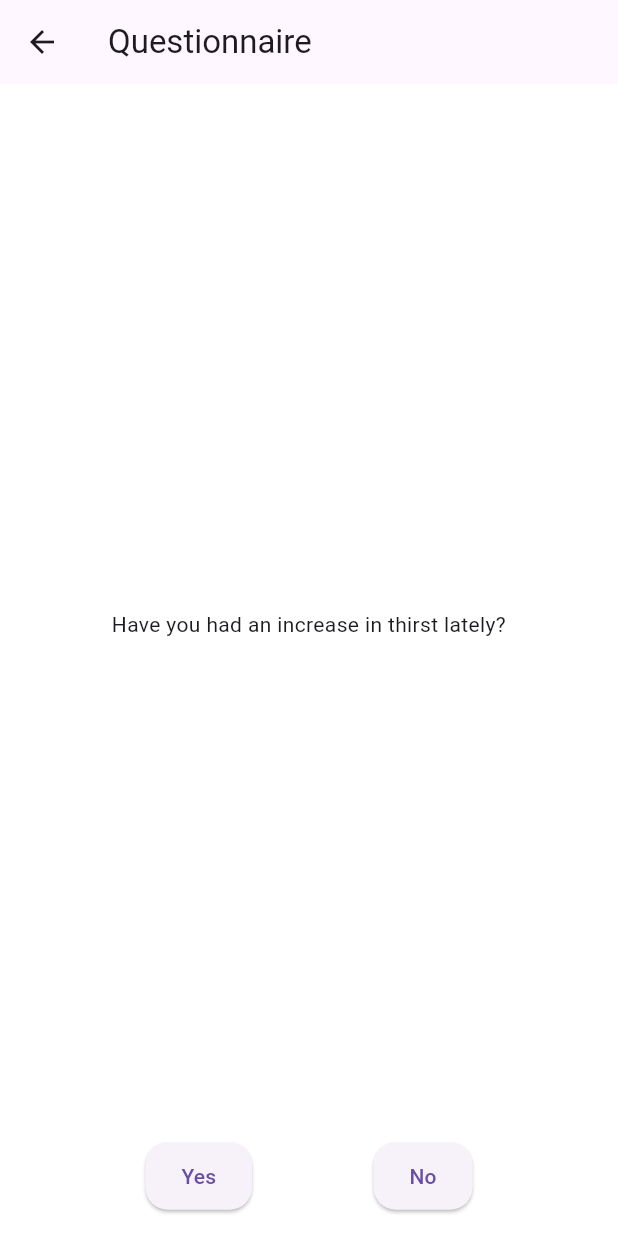
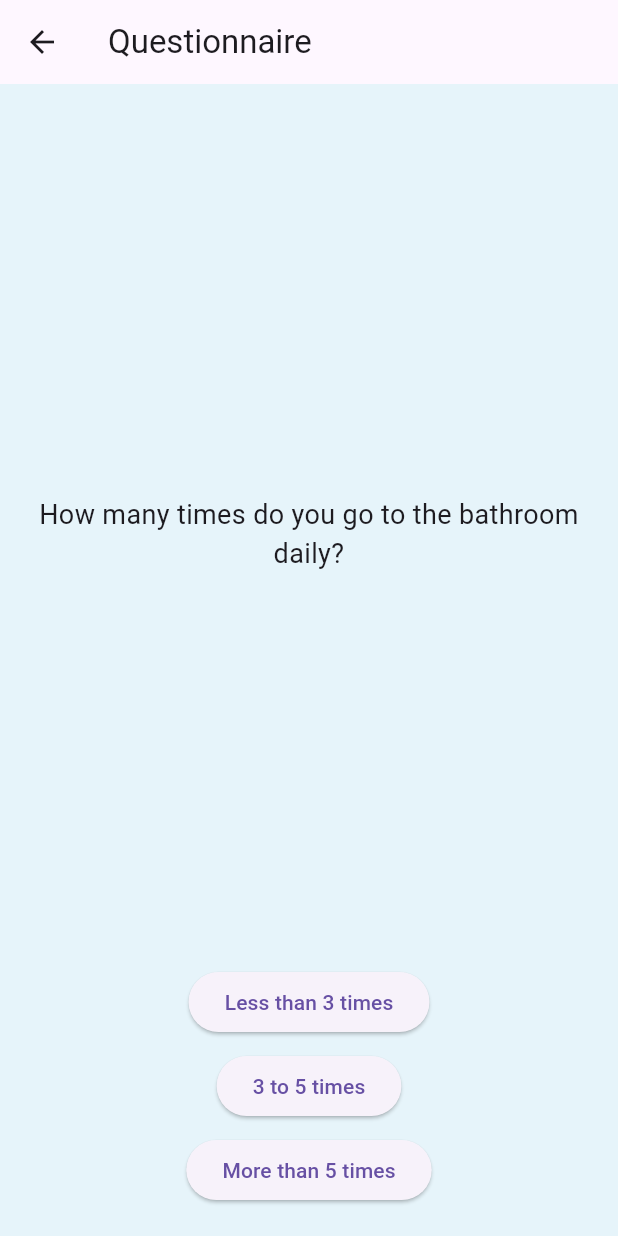
Before and after one commit to CristopherZambrano/medi_pro_vision, a Flutter app: the DiagnosticoScreem screen opened directly, after a tap on "New Diagnosis", on a phone screen of 412 x 824 dp. Run offline on Flutter 3.47's test engine with Material 3 defaults, Android fonts, the phone set to English and light mode, and no system bars; our stand-ins replace shared_preferences; accounts and stored records are empty; network calls fail.

Commit message:
Cuestionario arreglado

```diff
--- a/lib/Global/coneption.dart
+++ b/lib/Global/coneption.dart
@@ -1,3 +1,3 @@
 class ApiConsume {
-  static const String urlApi = 'https://64f4-210-211-56-90.ngrok-free.app/api';
+  static const String urlApi = 'https://ecd0-210-211-56-90.ngrok-free.app/api';
 }
--- a/lib/Screems/Diagnosticos.dart
+++ b/lib/Screems/Diagnosticos.dart
@@ -50,7 +50,8 @@ class _DiagnosticoScreemState extends State<DiagnosticoScreem> {
     SharedPreferences prefs = await SharedPreferences.getInstance();
     if (response.code == 1) {
       setState(() {
-        user = user.parseUserString(response.data);
+        print(response.data.toString());
+        user = user.parseUserString(response.data.toString());
         prefs.setString("Patient", id);
         isPatient = true;
         _foundPatient = user;
--- a/lib/Screems/Questionary.dart
+++ b/lib/Screems/Questionary.dart
@@ -2,41 +2,15 @@ import 'package:flutter/material.dart';
 import 'package:medi_pro_vision/Screems/Diagnosticos.dart';
 import 'package:medi_pro_vision/Screems/Resultado.dart';
 import 'package:medi_pro_vision/Widgets/dialogs.dart';
-import 'package:medi_pro_vision/Widgets/new_widget.dart';
 import 'package:shared_preferences/shared_preferences.dart';
 
 class Questionary extends StatelessWidget {
-  Map<String, Color> customTheme = {
-    'primary': const Color(0xFF205ACF),
-    'primaryVariant': const Color(0xFF2DA537),
-    'secondary': const Color(0xFF000000),
-    'scaffoldBackgroundColor': const Color(0xFFFFFFFF),
-  };
-
-  Questionary({Key? key}) : super(key: key);
+  const Questionary({Key? key}) : super(key: key);
 
   @override
   Widget build(BuildContext context) {
     return MaterialApp(
-      theme: ThemeData(
-        primaryColor: customTheme['primary'],
-        primaryColorDark: customTheme['primaryVariant'],
-        scaffoldBackgroundColor: customTheme['scaffoldBackgroundColor'],
-        elevatedButtonTheme: ElevatedButtonThemeData(
-          style: ElevatedButton.styleFrom(
-            fixedSize: const Size.fromHeight(45),
-            shape: RoundedRectangleBorder(
-              borderRadius: BorderRadius.circular(15),
-            ),
-          ),
-        ),
-        inputDecorationTheme: InputDecorationTheme(
-          border: OutlineInputBorder(
-            borderRadius: BorderRadius.circular(15),
-            borderSide: BorderSide(color: customTheme['secondary']!),
-          ),
-        ),
-      ),
+      theme: ThemeData(scaffoldBackgroundColor: const Color(0xFFE6F4FA)),
       home: QuestionnaireScreen(),
     );
   }
@@ -48,37 +22,166 @@ class QuestionnaireScreen extends StatefulWidget {
 }
 
 class _QuestionnaireScreenState extends State<QuestionnaireScreen> {
-  TextEditingController numericText = TextEditingController();
   int currentQuestionIndex = 0;
   int pedigree = 0;
   List<int> answer = [];
-  final List<String> questions = [
-    'Have you had an increase in thirst lately?', // Yes or No
-    'Do you go to the bathroom more frequently?',
-    'Have you ever felt tired or fatigued?',
-    'Have you lost weight lately?',
-    'Have you ever seen blurry?',
-    'Do your wounds take time to heal?',
-    'Has your appetite increased lately?',
-    'Have you had genital infections in the last semester?',
-    'Have you felt an inexplicable body itch?',
-    'Have you had sudden mood changes?',
-    'Have you felt tingling in your extremities?',
-    'Have you had cramps lately?',
-    'Have you noticed your hair falling out?',
-    'Are your parents diabetic?',
-    'Do you have siblings with diabetes?',
-    'Do you have children with diabetes?'
+  TextEditingController numericTextController = TextEditingController();
+
+  final List<Map<String, dynamic>> questions = [
+    {
+      'question': 'How many times do you go to the bathroom daily?',
+      'options': [
+        {'text': 'Less than 3 times', 'value': 0},
+        {'text': '3 to 5 times', 'value': 0},
+        {'text': 'More than 5 times', 'value': 1},
+      ],
+      'isNumeric': false,
+    },
+    {
+      'question': 'Have you noticed an increase in thirst in recent weeks?',
+      'options': [
+        {'text': 'No', 'value': 0},
+        {'text': 'Yes, mildly', 'value': 0},
+        {'text': 'Yes, significantly', 'value': 1},
+      ],
+      'isNumeric': false,
+    },
+    {
+      'question': 'How often have you felt tired or fatigued in the past week?',
+      'options': [
+        {'text': 'Never', 'value': 0},
+        {'text': '1 to 3 times', 'value': 0},
+        {'text': 'More than 3 times', 'value': 1},
+      ],
+      'isNumeric': false,
+    },
+    {
+      'question':
+          'Have you lost weight in the last month without changing diet or exercise?',
+      'options': [
+        {'text': 'No', 'value': 0},
+        {'text': 'Yes, less than 2 kg', 'value': 0},
+        {'text': 'Yes, more than 2 kg', 'value': 1},
+      ],
+      'isNumeric': false,
+    },
+    {
+      'question': 'Have you experienced blurred vision recently?',
+      'options': [
+        {'text': 'No', 'value': 0},
+        {'text': 'Yes', 'value': 0},
+      ],
+      'isNumeric': false,
+    },
+    {
+      'question': 'How long do your wounds take to heal?',
+      'options': [
+        {'text': 'Less than 1 week', 'value': 0},
+        {'text': 'Between 1 and 2 weeks', 'value': 1},
+        {'text': 'More than 2 weeks', 'value': 1},
+      ],
+      'isNumeric': false,
+    },
+    {
+      'question': 'How has your appetite been lately?',
+      'options': [
+        {'text': 'I have less appetite', 'value': 0},
+        {'text': 'Normal', 'value': 0},
+        {'text': 'Slightly increased', 'value': 1},
+        {'text': 'Greatly increased', 'value': 1},
+      ],
+      'isNumeric': false,
+    },
+    {
+      'question': 'Have you had any genital infections in the last six months?',
+      'options': [
+        {'text': 'No', 'value': 0},
+        {'text': 'Yes, once', 'value': 0},
+        {'text': 'Yes, multiple times', 'value': 1},
+      ],
+      'isNumeric': false,
+    },
+    {
+      'question': 'Have you experienced unexplained itching on your body?',
+      'options': [
+        {'text': 'No', 'value': 0},
+        {'text': 'Occasionally', 'value': 0},
+        {'text': 'Frequently', 'value': 1},
+      ],
+      'isNumeric': false,
+    },
+    {
+      'question': 'Have you had sudden mood swings?',
+      'options': [
+        {'text': 'No', 'value': 0},
+        {'text': 'Occasionally', 'value': 0},
+        {'text': 'Frequently', 'value': 1},
+      ],
+      'isNumeric': false,
+    },
+    {
+      'question': 'Do you feel tingling in your hands or feet?',
+      'options': [
+        {'text': 'No', 'value': 0},
+        {'text': 'Occasionally', 'value': 0},
+        {'text': 'Frequently', 'value': 1},
+      ],
+      'isNumeric': false,
+    },
+    {
+      'question': 'Have you had cramps lately?',
+      'options': [
+        {'text': 'No', 'value': 0},
+        {'text': 'Occasionally', 'value': 0},
+        {'text': 'Frequently', 'value': 1},
+      ],
+      'isNumeric': false,
+    },
+    {
+      'question': 'Have you noticed hair loss greater than normal?',
+      'options': [
+        {'text': 'No', 'value': 0},
+        {'text': 'Yes, mildly', 'value': 0},
+        {'text': 'Yes, significantly', 'value': 1},
+      ],
+      'isNumeric': false,
+    },
+    {
+      'question': 'Are either of your parents diabetic?',
+      'options': [
+        {'text': 'No', 'value': 0},
+        {'text': 'One of my parents', 'value': 1},
+        {'text': 'Both', 'value': 2},
+      ],
+      'isNumeric': false,
+    },
+    {
+      'question': 'Do you have siblings diagnosed with diabetes?',
+      'isNumeric': true,
+    },
+    {
+      'question': 'Do you have children diagnosed with diabetes?',
+      'isNumeric': true,
+    },
+    {
+      'question': 'Enter your current glycemic index:',
+      'isNumeric': true,
+    },
+    {
+      'question': 'Enter your blood hemoglobin level (g/dL):',
+      'isNumeric': true,
+    },
   ];
 
   void _nextQuestion(int? resp) async {
-    if (currentQuestionIndex >= 13) {
-      pedigree = pedigree + (resp ?? 0);
-    } else {
-      if (resp != null) {
+    if (questions[currentQuestionIndex]['isNumeric'] == true) {
+      final numericValue = int.tryParse(numericTextController.text) ?? 0;
+      answer.add(numericValue);
+      numericTextController.clear();
+    } else if (resp != null) {
       answer.add(resp);
     }
-    }
+
     if (currentQuestionIndex < questions.length - 1) {
       setState(() {
         currentQuestionIndex++;
@@ -101,16 +204,17 @@ class _QuestionnaireScreenState extends State<QuestionnaireScreen> {
       appBar: AppBar(
         title: const Text('Questionnaire'),
         leading: IconButton(
-            icon: Icon(Icons.arrow_back),
+          icon: const Icon(Icons.arrow_back),
           onPressed: () {
             showDialogAlertAndRedirection(
-                  context, 'Cancelar', 'Se cancelaran todos los cambios',
+                context, 'Cancelar', 'Se cancelarán todos los cambios',
                 onPressed: () => {
                       Navigator.of(context).push(MaterialPageRoute(
                           builder: (context) => const Diagnostico()))
                     });
           },
-          )),
+        ),
+      ),
       body: Padding(
         padding: const EdgeInsets.all(16.0),
         child: Column(
@@ -118,38 +222,39 @@ class _QuestionnaireScreenState extends State<QuestionnaireScreen> {
             Expanded(
               child: Center(
                 child: Text(
-                  questions[currentQuestionIndex],
+                  questions[currentQuestionIndex]['question'],
                   textAlign: TextAlign.center,
+                  style: const TextStyle(fontSize: 18.0),
                 ),
               ),
             ),
-            if (currentQuestionIndex < 13)
-              Row(
-                mainAxisAlignment: MainAxisAlignment.spaceEvenly,
-                children: <Widget>[
-                  ElevatedButton(
-                    onPressed: () => _nextQuestion(1),
-                    child: const Text('Yes'),
-                  ),
-                  ElevatedButton(
-                    onPressed: () => _nextQuestion(0),
-                    child: const Text('No'),
-                  ),
-                ],
-              )
-            else
+            if (questions[currentQuestionIndex]['isNumeric'] == true)
               Padding(
                 padding: const EdgeInsets.symmetric(horizontal: 50.0),
                 child: TextFormField(
-                  controller: numericText,
+                  controller: numericTextController,
                   keyboardType: TextInputType.number,
-                  onFieldSubmitted: (_) =>
-                      _nextQuestion(int.tryParse(numericText.text)),
                   decoration: const InputDecoration(
-                    labelText: 'Enter value',
-                    hintText: 'Numeric value',
+                    labelText: 'Enter the value',
+                    hintText: 'Example: 1',
                   ),
+                  onFieldSubmitted: (_) => _nextQuestion(null),
                 ),
+              )
+            else
+              ...List<Widget>.generate(
+                questions[currentQuestionIndex]['options'].length,
+                (index) {
+                  final option =
+                      questions[currentQuestionIndex]['options'][index];
+                  return Padding(
+                    padding: const EdgeInsets.symmetric(vertical: 4.0),
+                    child: ElevatedButton(
+                      onPressed: () => _nextQuestion(option['value']),
+                      child: Text(option['text']),
+                    ),
+                  );
+                },
               ),
           ],
         ),
```
Lines whose indentation alone changed are shown as unchanged.
